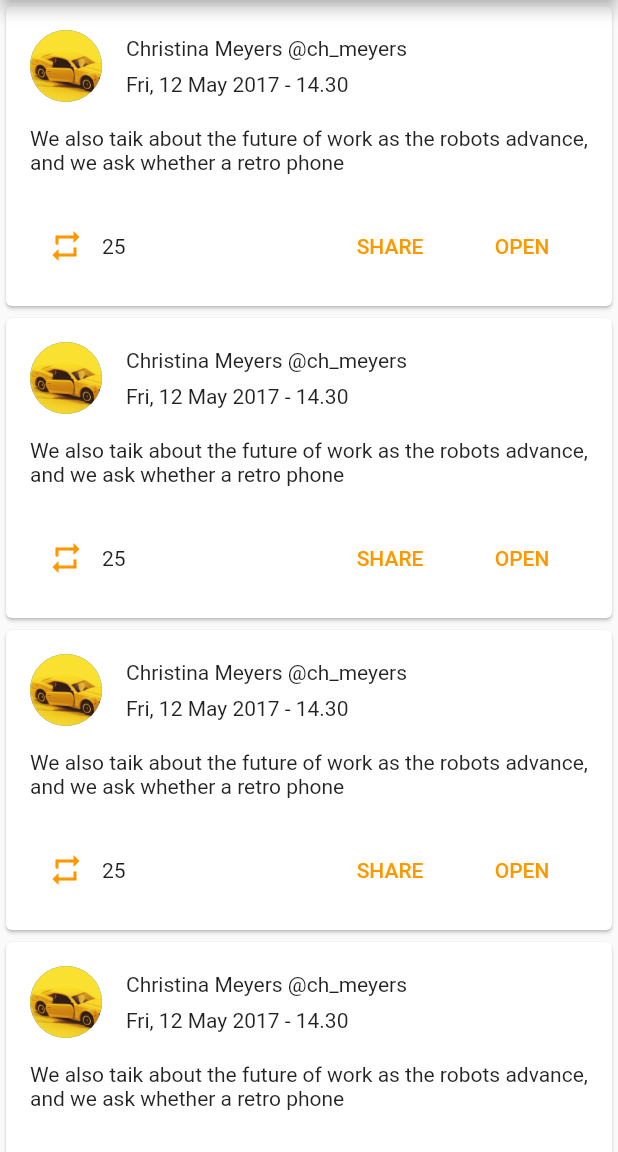
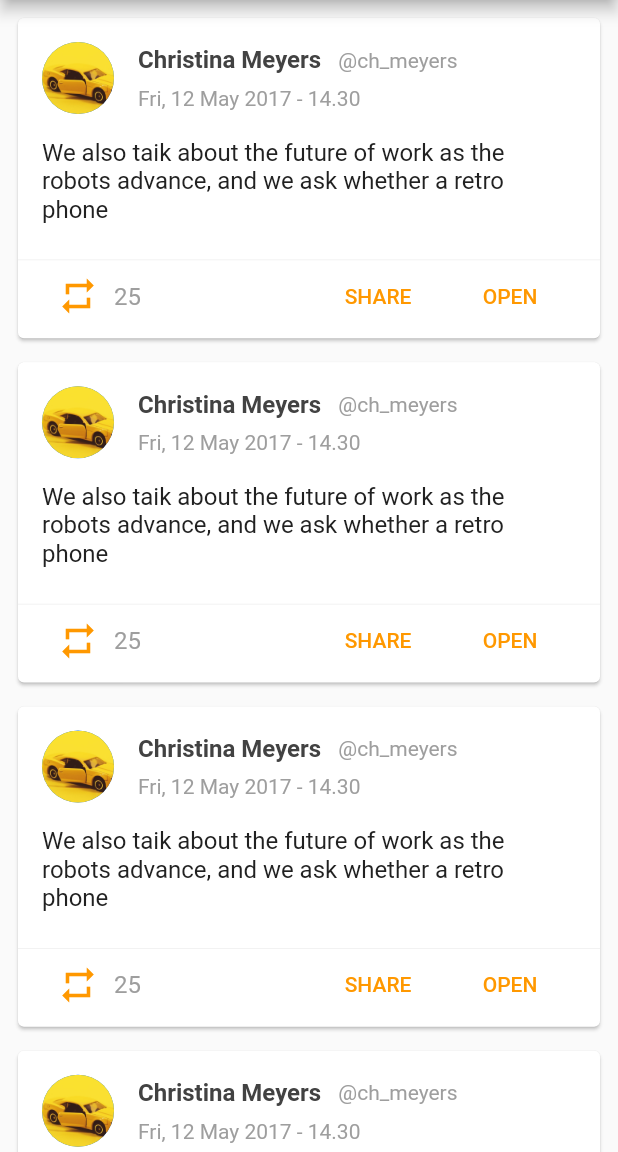
Before and after one commit to Mohamed-Essam97/NewsApp, a Flutter app: the TwitterFeed screen opened directly, on a phone screen of 412 x 824 dp, the part 84-1236 px from its top. Run offline on Flutter 3.47's test engine with Material 2 defaults, Android fonts, the phone set to English and light mode, and no system bars; our stand-ins replace shared_preferences; missing offline and left inert: page_view_indicator; accounts and stored records are empty.

Commit message:
Finish Twitter Page

```diff
--- a/lib/screens/twtter_feed.dart
+++ b/lib/screens/twtter_feed.dart
@@ -19,10 +19,19 @@ class _TwitterFeedState extends State<TwitterFeed> {
       ),
       drawer: NavigationDrawer(),
       body: ListView.builder(
+        padding: EdgeInsets.all(8),
         itemBuilder: (context, position) {
-          return Card(
-            child: Column(
-              children: <Widget>[_cardHeader(), _cardBoody(), _cardFooter()],
+          return Padding(
+            padding: const EdgeInsets.only(bottom: 8),
+            child: Card(
+              child: Column(
+                children: <Widget>[
+                  _cardHeader(),
+                  _cardBoody(),
+                  _drawLine(),
+                  _cardFooter(),
+                ],
+              ),
             ),
           );
         },
@@ -46,12 +55,27 @@ class _TwitterFeedState extends State<TwitterFeed> {
           children: <Widget>[
             Row(
               children: <Widget>[
-                Text('Christina Meyers'),
-                Text(' @ch_meyers'),
+                Text(
+                  'Christina Meyers',
+                  style: TextStyle(
+                      color: Colors.grey.shade800,
+                      fontSize: 16,
+                      fontWeight: FontWeight.w600),
+                ),
+                SizedBox(width: 8),
+                Text(
+                  ' @ch_meyers',
+                  style: TextStyle(color: Colors.grey),
+                ),
               ],
             ),
-            SizedBox(height: 8,),
-            Text('Fri, 12 May 2017 - 14.30')
+            SizedBox(
+              height: 8,
+            ),
+            Text(
+              'Fri, 12 May 2017 - 14.30',
+              style: TextStyle(color: Colors.grey),
+            )
           ],
         ),
       ],
@@ -60,34 +84,62 @@ class _TwitterFeedState extends State<TwitterFeed> {
 
   Widget _cardBoody() {
     return Padding(
-      padding: const EdgeInsets.only(left: 16,right: 16,bottom: 8),
-      child: Text('We also taik about the future of work as the robots advance, and we ask whether a retro phone'),
+      padding: const EdgeInsets.only(left: 16, right: 16, bottom: 8),
+      child: Text(
+        'We also taik about the future of work as the robots advance, and we ask whether a retro phone',
+        style:
+            TextStyle(fontSize: 16, height: 1.2, color: Colors.grey.shade900),
+      ),
     );
   }
 
   Widget _cardFooter() {
     return Padding(
-      padding: const EdgeInsets.all(16),
+      padding: const EdgeInsets.only(right: 16,left: 16,bottom: 4),
       child: Row(
         mainAxisAlignment: MainAxisAlignment.spaceBetween,
         children: <Widget>[
           Row(
             children: <Widget>[
-              IconButton(icon: Icon(Icons.repeat),color: Colors.orange ,onPressed: (){
-
-              }),
-              Text('25'),
+              IconButton(
+                  icon: Icon(
+                    Icons.repeat,
+                    size: 28,
+                  ),
+                  color: Colors.orange,
+                  onPressed: () {}),
+              Text(
+                '25',
+                style: TextStyle(color: Colors.grey, fontSize: 16),
+              ),
             ],
           ),
           Row(
             children: <Widget>[
-              FlatButton(onPressed: (){}, child: Text('SHARE',style: TextStyle(color: Colors.orange),)),
-              FlatButton(onPressed: (){}, child: Text('OPEN',style: TextStyle(color: Colors.orange),)),
-
+              FlatButton(
+                  onPressed: () {},
+                  child: Text(
+                    'SHARE',
+                    style: TextStyle(color: Colors.orange),
+                  )),
+              FlatButton(
+                  onPressed: () {},
+                  child: Text(
+                    'OPEN',
+                    style: TextStyle(color: Colors.orange),
+                  )),
             ],
           ),
         ],
       ),
     );
   }
+
+  Widget _drawLine() {
+    return Container(
+      height: 0.5,
+      color: Colors.grey.shade200,
+      margin: EdgeInsets.only(top: 16,),
+    );
+  }
 }
```
